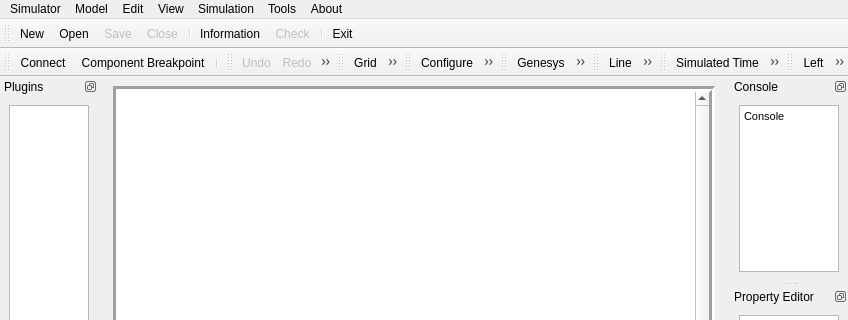
Old version of the form source/applications/gui/qt/GenesysQtGUI/mainwindow.ui in the repository rlcancian/Genesys-Simulator; both pictures show x 0 to 848 and y 0 to 320 of the 848 by 777 pixel window.
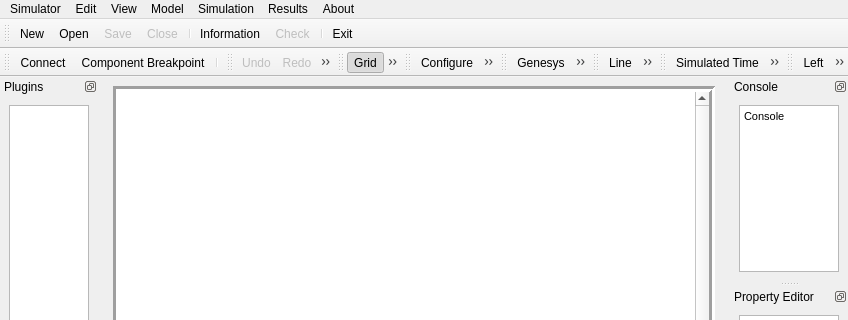
New version of the form. The open tabs and pages were chosen to show the change. Icons and pictures are not drawn. Custom widgets are drawn as their Qt base class.

Commit message: Refine graphical scene menu and selection behavior

```diff
--- a/source/applications/gui/qt/GenesysQtGUI/mainwindow.ui
+++ b/source/applications/gui/qt/GenesysQtGUI/mainwindow.ui
@@ -927,7 +927,7 @@
    </widget>
    <widget class="QMenu" name="menuTools">
     <property name="title">
-     <string>Tools</string>
+     <string>Results</string>
     </property>
     <addaction name="actionToolsDataAnalyzer"/>
     <addaction name="actionToolsOptimizator"/>
@@ -945,9 +945,9 @@
     <addaction name="actionSimulatorExit"/>
    </widget>
    <addaction name="menuSimulator"/>
-   <addaction name="menuModel"/>
    <addaction name="menuEdit"/>
    <addaction name="menuView"/>
+   <addaction name="menuModel"/>
    <addaction name="menuSimulation"/>
    <addaction name="menuTools"/>
    <addaction name="menuAbout"/>
@@ -1528,6 +1528,9 @@
    <property name="checkable">
     <bool>true</bool>
    </property>
+   <property name="checked">
+    <bool>true</bool>
+   </property>
    <property name="enabled">
     <bool>true</bool>
    </property>
@@ -1543,6 +1546,9 @@
    <property name="checkable">
     <bool>true</bool>
    </property>
+   <property name="checked">
+    <bool>true</bool>
+   </property>
    <property name="icon">
     <iconset resource="GenesysQtGUI_resources.qrc">
      <normaloff>:/icons3/resources/icons/pack3/ico/question.ico</normaloff>:/icons3/resources/icons/pack3/ico/question.ico</iconset>
@@ -1660,6 +1666,9 @@
    <property name="checkable">
     <bool>true</bool>
    </property>
+   <property name="checked">
+    <bool>true</bool>
+   </property>
    <property name="icon">
     <iconset resource="GenesysQtGUI_resources.qrc">
      <normaloff>:/mxgraph/resources/icons/pack4/iconsMxGraph/rule.png</normaloff>
```
Left out of the diff: 50 changed lines with no effect on the pictures. The commit also changes 16 other files.
